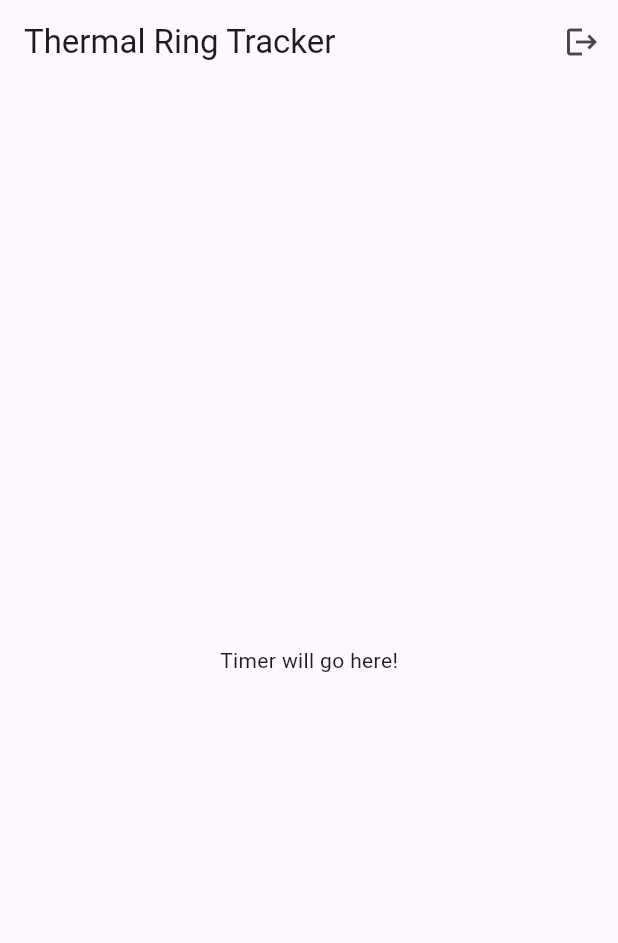
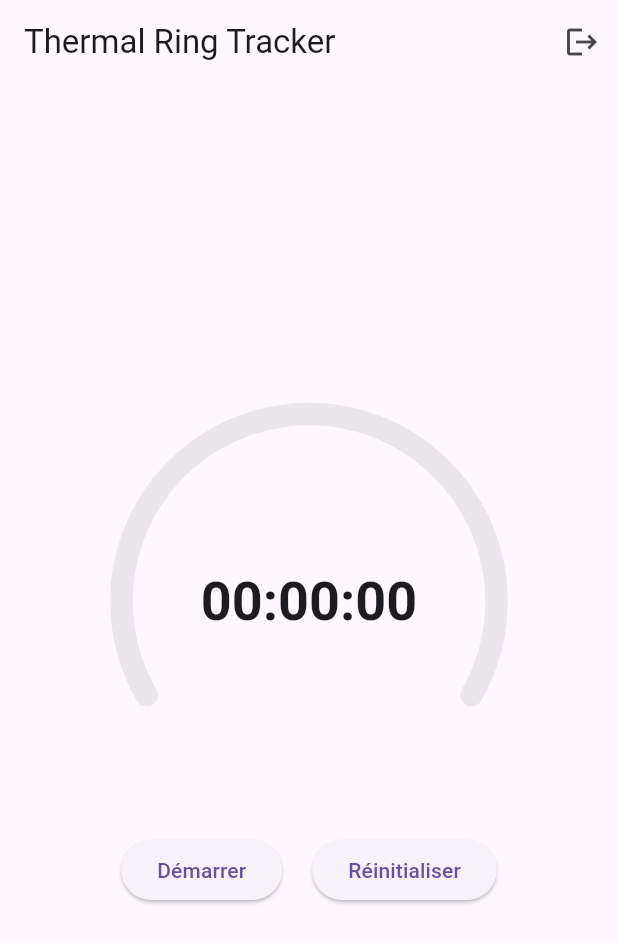
Before and after one commit to l3miage-PDD/lavaring, a Flutter app: the screen it shows once a user with an empty profile is signed in, on a phone screen of 412 x 824 dp. Shown: the top 943 px of the screen. Run offline on Flutter 3.47's test engine with Material 3 defaults, Android fonts, the phone set to English and light mode, and no system bars; our stand-ins replace cloud_firestore, firebase_auth, firebase_core, flutter_local_notifications, google_sign_in, shared_preferences; missing offline and left inert: flutter_background_service; accounts and stored records are empty.

Commit message:
v1 chrono

```diff
--- a/lib/main.dart
+++ b/lib/main.dart
@@ -2,11 +2,15 @@ import 'package:firebase_core/firebase_core.dart';
 import 'package:flutter/material.dart';
 import 'package:flutter_localizations/flutter_localizations.dart';
 import 'package:provider/provider.dart';
+import 'package:firebase_auth/firebase_auth.dart';
+import 'package:flutter_background_service/flutter_background_service.dart';
 
 import 'firebase_options.dart';
 import 'screens/home_screen.dart';
 import 'screens/login_screen.dart';
 import 'services/auth_service.dart';
+import 'services/notification_service.dart';
+import 'services/background_service.dart';
 import 'providers/timer_provider.dart';
 
 void main() async {
@@ -14,11 +18,32 @@ void main() async {
   await Firebase.initializeApp(
     options: DefaultFirebaseOptions.currentPlatform,
   );
-  runApp(const MyApp());
+  final notificationService = NotificationService();
+  await notificationService.init();
+  await initializeService();
+  runApp(MyApp(notificationService: notificationService));
+}
+
+Future<void> initializeService() async {
+  final service = FlutterBackgroundService();
+  await service.configure(
+    androidConfiguration: AndroidConfiguration(
+      onStart: onStart,
+      isForegroundMode: true,
+      notificationChannelId: notificationChannelId,
+      initialNotificationTitle: 'Lava Ring Timer',
+      initialNotificationContent: 'Initializing',
+      foregroundServiceNotificationId: notificationId,
+    ),
+    iosConfiguration: IosConfiguration(),
+  );
+  service.startService();
 }
 
 class MyApp extends StatelessWidget {
-  const MyApp({super.key});
+  final NotificationService notificationService;
+
+  const MyApp({super.key, required this.notificationService});
 
   @override
   Widget build(BuildContext context) {
@@ -27,8 +52,15 @@ class MyApp extends StatelessWidget {
         Provider<AuthService>(
           create: (_) => AuthService(),
         ),
-        ChangeNotifierProvider<TimerProvider>(
-          create: (_) => TimerProvider(),
+        Provider<NotificationService>(
+          create: (_) => notificationService,
+        ),
+        StreamProvider<User?>(
+          create: (context) => context.read<AuthService>().authStateChanges,
+          initialData: null,
+        ),
+        ChangeNotifierProvider(
+          create: (context) => TimerProvider(),
         ),
       ],
       child: MaterialApp(
@@ -43,10 +75,10 @@ class MyApp extends StatelessWidget {
           GlobalCupertinoLocalizations.delegate,
         ],
         supportedLocales: [
-          const Locale('en', ''), // English, no country code
-          const Locale('fr', ''), // French, no country code
+          const Locale('en', ''),
+          const Locale('fr', ''),
         ],
-        locale: const Locale('fr'), // Set French as the default
+        locale: const Locale('fr'),
         home: const AuthWrapper(),
       ),
     );
@@ -58,23 +90,11 @@ class AuthWrapper extends StatelessWidget {
 
   @override
   Widget build(BuildContext context) {
-    final authService = Provider.of<AuthService>(context);
+    final user = Provider.of<User?>(context);
 
-    return StreamBuilder(
-      stream: authService.authStateChanges,
-      builder: (context, snapshot) {
-        if (snapshot.connectionState == ConnectionState.waiting) {
-          return const Scaffold(
-            body: Center(
-              child: CircularProgressIndicator(),
-            ),
-          );
-        }
-        if (snapshot.hasData) {
-          return const HomeScreen();
-        }
-        return const LoginScreen();
-      },
-    );
+    if (user != null) {
+      return const HomeScreen();
+    }
+    return const LoginScreen();
   }
 }
--- a/lib/providers/timer_provider.dart
+++ b/lib/providers/timer_provider.dart
@@ -1,31 +1,52 @@
-import 'dart:async';
 import 'package:flutter/material.dart';
+import 'package:flutter_background_service/flutter_background_service.dart';
 
 class TimerProvider with ChangeNotifier {
-  Timer? _timer;
   int _totalSeconds = 0;
   bool _isRunning = false;
+  bool _goalReached = false;
 
   int get totalSeconds => _totalSeconds;
   bool get isRunning => _isRunning;
+  bool get goalReached => _goalReached;
+
+  TimerProvider() {
+    FlutterBackgroundService().on('update').listen((data) {
+      if (data != null) {
+        final seconds = data['seconds'] as int? ?? 0;
+        _totalSeconds = seconds;
+
+        if (seconds >= 60 && !_goalReached) {
+          _goalReached = true;
+        }
+
+        notifyListeners();
+      }
+    });
+  }
 
   void startTimer() {
+    FlutterBackgroundService().invoke('startTimer');
     _isRunning = true;
-    _timer = Timer.periodic(const Duration(seconds: 1), (timer) {
-      _totalSeconds++;
-      notifyListeners();
-    });
     notifyListeners();
   }
 
   void pauseTimer() {
+    FlutterBackgroundService().invoke('pauseTimer');
     _isRunning = false;
-    _timer?.cancel();
     notifyListeners();
   }
 
   void resetTimer() {
+    FlutterBackgroundService().invoke('resetTimer');
     _totalSeconds = 0;
-    pauseTimer();
+    _isRunning = false;
+    _goalReached = false;
+    notifyListeners();
+  }
+
+  void acknowledgeGoal() {
+    _goalReached = false;
+    notifyListeners();
   }
 }
--- a/lib/screens/home_screen.dart
+++ b/lib/screens/home_screen.dart
@@ -1,13 +1,48 @@
 import 'package:flutter/material.dart';
 import 'package:provider/provider.dart';
+import '../providers/timer_provider.dart';
 import '../services/auth_service.dart';
+import '../widgets/timer_progress_arc.dart';
 
 class HomeScreen extends StatelessWidget {
   const HomeScreen({super.key});
 
+  void _showGoalDialog(BuildContext context) {
+    final timerProvider = Provider.of<TimerProvider>(context, listen: false);
+
+    showDialog(
+      context: context,
+      builder: (BuildContext context) {
+        return AlertDialog(
+          title: const Text('Bravo !'),
+          content: const Text('Vous avez atteint votre objectif de 1 minute.'),
+          actions: <Widget>[
+            TextButton(
+              child: const Text('OK'),
+              onPressed: () {
+                Navigator.of(context).pop();
+                timerProvider.acknowledgeGoal(); // Reset the flag
+              },
+            ),
+          ],
+        );
+      },
+    );
+  }
+
   @override
   Widget build(BuildContext context) {
     final authService = Provider.of<AuthService>(context, listen: false);
+
+    return Consumer<TimerProvider>(
+      builder: (context, timerProvider, child) {
+        // Show the dialog as a side-effect of the state change
+        if (timerProvider.goalReached) {
+          // Use a post-frame callback to show the dialog after the build is complete
+          WidgetsBinding.instance.addPostFrameCallback((_) {
+            _showGoalDialog(context);
+          });
+        }
 
         return Scaffold(
           appBar: AppBar(
@@ -19,9 +54,40 @@ class HomeScreen extends StatelessWidget {
               )
             ],
           ),
-      body: const Center(
-        child: Text('Timer will go here!'),
+          body: Center(
+            child: Column(
+              mainAxisAlignment: MainAxisAlignment.center,
+              children: [
+                TimerProgressArc(
+                  totalSeconds: timerProvider.totalSeconds,
+                  maxSeconds: 60, // For testing, 1 minute = full circle
                 ),
+                const SizedBox(height: 30),
+                Row(
+                  mainAxisAlignment: MainAxisAlignment.center,
+                  children: [
+                    if (!timerProvider.isRunning)
+                      ElevatedButton(
+                        onPressed: () => timerProvider.startTimer(),
+                        child: const Text('Démarrer'),
+                      ),
+                    if (timerProvider.isRunning)
+                      ElevatedButton(
+                        onPressed: () => timerProvider.pauseTimer(),
+                        child: const Text('Pause'),
+                      ),
+                    const SizedBox(width: 20),
+                    ElevatedButton(
+                      onPressed: () => timerProvider.resetTimer(),
+                      child: const Text('Réinitialiser'),
+                    ),
+                  ],
+                ),
+              ],
+            ),
+          ),
+        );
+      },
     );
   }
 }
--- a/lib/screens/login_screen.dart
+++ b/lib/screens/login_screen.dart
@@ -25,7 +25,7 @@ class LoginScreen extends StatelessWidget {
             ),
             const SizedBox(height: 50),
             ElevatedButton.icon(
-              icon: Image.asset('assets/google_logo.png', height: 24.0),
+              icon: Image.asset('assets/google_logo.png.png', height: 24.0),
               label: const Text('Se connecter avec Google'),
               onPressed: () async {
                 final user = await authService.signInWithGoogle();
--- /dev/null
+++ b/lib/widgets/timer_progress_arc.dart
@@ -0,0 +1,92 @@
+import 'dart:math' as math;
+import 'package:flutter/material.dart';
+
+class TimerProgressArc extends StatelessWidget {
+  final int totalSeconds;
+  final int maxSeconds;
+
+  const TimerProgressArc({
+    super.key,
+    required this.totalSeconds,
+    required this.maxSeconds,
+  });
+
+  String get _formattedTime {
+    final int hours = totalSeconds ~/ 3600;
+    final int minutes = (totalSeconds % 3600) ~/ 60;
+    final int seconds = totalSeconds % 60;
+    return '${hours.toString().padLeft(2, '0')}:${minutes.toString().padLeft(2, '0')}:${seconds.toString().padLeft(2, '0')}';
+  }
+
+  @override
+  Widget build(BuildContext context) {
+    final double progress = (totalSeconds / maxSeconds).clamp(0.0, 1.0);
+    final ThemeData theme = Theme.of(context);
+
+    return SizedBox(
+      width: 250,
+      height: 250,
+      child: Stack(
+        alignment: Alignment.center,
+        children: [
+          CustomPaint(
+            size: const Size(250, 250),
+            painter: _TimerArcPainter(progress: progress),
+          ),
+          Text(
+            _formattedTime,
+            style: theme.textTheme.displaySmall?.copyWith(
+              fontWeight: FontWeight.bold,
+              // Use a color that contrasts well with the background
+              color: theme.colorScheme.onSurface,
+            ),
+          ),
+        ],
+      ),
+    );
+  }
+}
+
+class _TimerArcPainter extends CustomPainter {
+  final double progress;
+
+  _TimerArcPainter({required this.progress});
+
+  // An angle of 0 is at 3 o'clock, this is the start angle for our arc (at 7 o'clock)
+  final double _startAngle = (150 * math.pi) / 180;
+  // The total sweep of our arc (240 degrees)
+  final double _totalSweepAngle = (240 * math.pi) / 180;
+
+  @override
+  void paint(Canvas canvas, Size size) {
+    final Rect rect = Offset.zero & size;
+    final double strokeWidth = 15.0;
+
+    // 1. Draw the background track
+    final backgroundPaint = Paint()
+      ..color = Colors.grey.withOpacity(0.2)
+      ..strokeWidth = strokeWidth
+      ..style = PaintingStyle.stroke
+      ..strokeCap = StrokeCap.round;
+
+    canvas.drawArc(rect, _startAngle, _totalSweepAngle, false, backgroundPaint);
+
+    // 2. Draw the progress arc with an interpolated color
+    final Color currentColor = Color.lerp(Colors.red, Colors.green, progress)!;
+
+    final foregroundPaint = Paint()
+      ..color = currentColor
+      ..strokeWidth = strokeWidth
+      ..style = PaintingStyle.stroke
+      ..strokeCap = StrokeCap.round;
+
+    final double currentSweepAngle = _totalSweepAngle * progress;
+
+    canvas.drawArc(rect, _startAngle, currentSweepAngle, false, foregroundPaint);
+  }
+
+  @override
+  bool shouldRepaint(covariant _TimerArcPainter oldDelegate) {
+    return oldDelegate.progress != progress;
+  }
+}
--- a/pubspec.yaml
+++ b/pubspec.yaml
@@ -17,10 +17,12 @@ dependencies:
   cupertino_icons: ^1.0.6
   firebase_core: ^3.1.1
   firebase_auth: ^5.1.1
-  cloud_firestore: ^5.0.2
+  cloud_firestore: ^5.6.12
   provider: ^6.1.2
   flutter_local_notifications: ^17.2.1+1
   google_sign_in: ^6.2.1
+  flutter_background_service: ^5.1.0
+  shared_preferences: ^2.5.3
 
 dev_dependencies:
   flutter_test:
```
Also changed, not shown: firestore.indexes.json (added, +51 -0 lines), lib/services/background_service.dart (added, +99 -0 lines), firebase.json, pubspec.lock, 6 other files. Lines whose indentation alone changed are shown as unchanged.
